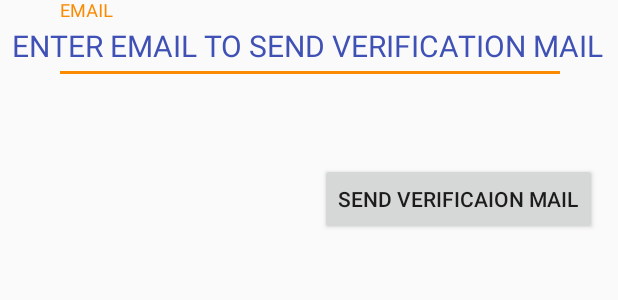
After one commit to atm98/nearME, an Android app: the layout forgot_password_layout.xml on its own in the app's theme, with its tools: preview values and no code run, on a phone screen of 412 x 824 dp. The commit adds this screen. Shown: the top 300 px of the screen. Run offline under Robolectric (Android 15) with nearby library versions, the phone set to English and light mode, and no system bars.

Commit message:
Fifth Commit

```diff
--- /dev/null
+++ b/app/src/main/res/layout/forgot_password_layout.xml
@@ -0,0 +1,60 @@
+<?xml version="1.0" encoding="utf-8"?>
+<android.support.constraint.ConstraintLayout
+    xmlns:android="http://schemas.android.com/apk/res/android"
+    xmlns:app="http://schemas.android.com/apk/res-auto"
+    xmlns:tools="http://schemas.android.com/tools"
+    android:layout_width="match_parent"
+    android:layout_height="match_parent">
+
+    <TextView
+        android:id="@+id/Heading_forgotPass"
+        android:layout_width="wrap_content"
+        android:layout_height="wrap_content"
+        android:text="ENTER EMAIL TO SEND VERIFICATION MAIL"
+        app:layout_constraintEnd_toEndOf="parent"
+        android:layout_marginEnd="8dp"
+        app:layout_constraintStart_toStartOf="parent"
+        android:layout_marginStart="8dp"
+        app:layout_constraintTop_toTopOf="parent"
+        android:layout_marginTop="68dp"
+        app:layout_constraintHorizontal_bias="0.045"
+        android:layout_marginBottom="8dp"
+        android:textSize="20dp"
+        android:textColor="@color/colorPrimary"
+        app:layout_constraintBottom_toTopOf="@+id/email_Input" />
+
+    <android.support.design.widget.TextInputLayout
+        android:layout_width="341dp"
+        android:layout_height="58dp"
+        tools:layout_editor_absoluteX="22dp"
+        tools:layout_editor_absoluteY="101dp"
+        android:id="@+id/email_Input"
+        app:layout_constraintStart_toStartOf="parent"
+        android:layout_marginStart="22dp"
+        android:layout_marginEnd="21dp"
+        app:layout_constraintEnd_toEndOf="parent">
+
+        <android.support.design.widget.TextInputEditText
+            android:layout_width="match_parent"
+            android:layout_height="wrap_content"
+            android:hint="@string/email"
+            android:inputType="textEmailAddress"
+            />
+    </android.support.design.widget.TextInputLayout>
+
+    <Button
+        android:id="@+id/SendMailVerify"
+        android:layout_width="wrap_content"
+        android:layout_height="wrap_content"
+        android:text="@string/send_verificaion_mail"
+        app:layout_constraintStart_toStartOf="parent"
+        android:layout_marginStart="8dp"
+        app:layout_constraintEnd_toEndOf="parent"
+        android:layout_marginEnd="8dp"
+        android:layout_marginTop="8dp"
+        app:layout_constraintTop_toBottomOf="@+id/email_Input"
+        app:layout_constraintBottom_toBottomOf="parent"
+        android:layout_marginBottom="8dp"
+        app:layout_constraintHorizontal_bias="0.971"
+        app:layout_constraintVertical_bias="0.061" />
+</android.support.constraint.ConstraintLayout>
--- a/app/src/main/res/values/strings.xml
+++ b/app/src/main/res/values/strings.xml
@@ -14,5 +14,6 @@
     <string name="google_maps_api_key">AIzaSyAv_uBeEC7DYXKIB1F8Nji4lJaEex8cy7U</string>
     <string name="event_description">EVENT DESCRIPTION</string>
     <string name="location">LOCATION</string>
+    <string name="send_verificaion_mail">SEND VERIFICAION MAIL</string>
 
 </resources>
```
Also changed, not shown: app/src/main/java/com/agnt45/nearme/LoginActivity.java (+48 -0 lines).
